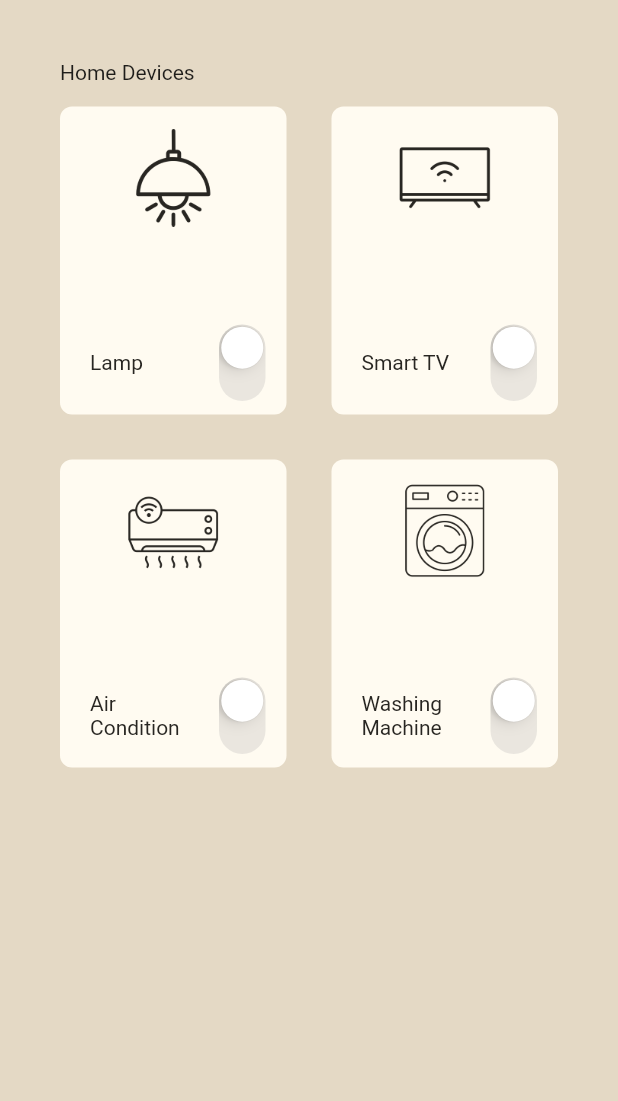
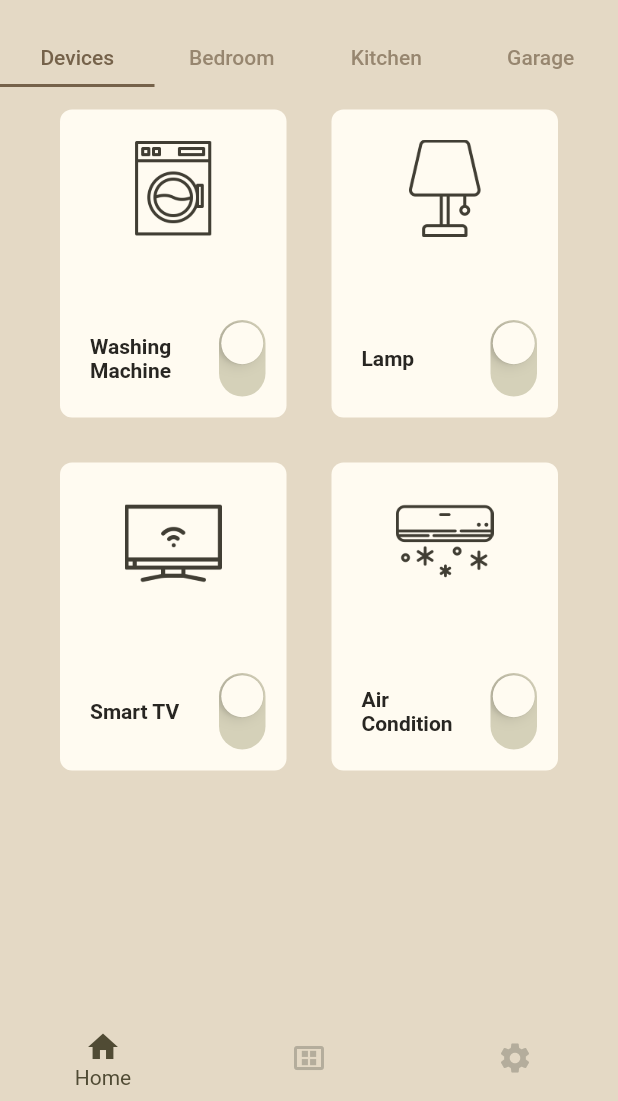
Before and after one commit to Tasneem-Zaareer/one_press_app, a Flutter app: the screen it shows after launch, on a phone screen of 412 x 824 dp, the part 135-1236 px from its top. Run offline on Flutter 3.47's test engine with Material 2 defaults, Android fonts, the phone set to English and light mode, and no system bars; our stand-ins replace get.

Commit message:
add bottom navigation bar

```diff
--- /dev/null
+++ b/lib/features/bottom_navigation_bar/presentation/views/nav_bar_view.dart
@@ -0,0 +1,76 @@
+import 'package:flutter/material.dart';
+
+import '../../../home/presentation/views/home_view.dart';
+
+class BottomNavBar extends StatefulWidget {
+  const BottomNavBar({super.key});
+
+  @override
+  State<BottomNavBar> createState() => _BottomNavBarState();
+}
+
+class _BottomNavBarState extends State<BottomNavBar> {
+  List<Widget> pages = [
+    const HomeView(),
+    const Center(
+      child: Text('hi'),
+    ),
+    const Center(
+      child: Text('hello'),
+    ),
+  ];
+
+  int selectedPageIndex = 0;
+
+  void selectedPage(index) {
+    setState(() {
+      selectedPageIndex = index;
+    });
+  }
+
+  @override
+  Widget build(BuildContext context) {
+    return Scaffold(
+      bottomNavigationBar: Container(
+        // height: 75,
+        // decoration: const BoxDecoration(
+        //   color: Color(0xff524e44),
+          // borderRadius: BorderRadius.only(
+          //   topLeft: Radius.circular(20),
+          //   topRight: Radius.circular(20),
+          // ),
+          //),
+
+         child: BottomNavigationBar(
+          currentIndex: selectedPageIndex,
+          onTap: selectedPage,
+          selectedItemColor: const Color(0xff504b34),
+          unselectedItemColor: const Color(0xffb4ad9c),
+          showUnselectedLabels: false,
+          backgroundColor: const Color(0xffe4d9c5),
+          // backgroundColor: Colors.transparent,
+          elevation: 0,
+          // selectedFontSize: 16,
+          items: const [
+            BottomNavigationBarItem(
+              icon: Icon(
+                Icons.home,
+              ),
+              label: 'Home',
+            ),
+            BottomNavigationBarItem(
+              icon: Icon(Icons.view_cozy_outlined),
+              label: 'Rooms',
+            ),
+            BottomNavigationBarItem(
+              backgroundColor: Colors.red,
+              icon: Icon(Icons.settings),
+              label: 'Setting',
+            ),
+          ],
+        ),
+      ),
+      body: pages[selectedPageIndex],
+    );
+  }
+}
--- /dev/null
+++ b/lib/features/home/presentation/views/device_view.dart
@@ -0,0 +1,16 @@
+import 'package:flutter/material.dart';
+
+class DeviceView extends StatelessWidget {
+  const DeviceView({super.key});
+
+  @override
+  Widget build(BuildContext context) {
+    return Scaffold(
+      body: Column(
+        children: [
+          Text('hi'),
+        ],
+      ),
+    );
+  }
+}
--- a/lib/features/home/presentation/views/home_view.dart
+++ b/lib/features/home/presentation/views/home_view.dart
@@ -1,78 +1,79 @@
 import 'package:flutter/material.dart';
-import 'package:home_controller_app/features/home/data/device_model.dart';
-import 'package:home_controller_app/features/home/presentation/views/widgets/device_box.dart';
+import 'package:home_controller_app/features/home/presentation/views/widgets/home_body.dart';
 import 'package:home_controller_app/features/home/presentation/views/widgets/my_icon.dart';
+import 'package:home_controller_app/features/home/presentation/views/widgets/tab_style.dart';
 
-class HomeView extends StatelessWidget {
+class HomeView extends StatelessWidget implements PreferredSizeWidget {
   const HomeView({super.key});
 
   @override
+  Size get preferredSize => const Size.fromHeight(110);
+
+  @override
   Widget build(BuildContext context) {
-    List<DeviceModel> devicesList = [
-      DeviceModel(
-        imagePath: 'assets/images/lamp.png',
-        deviceName: 'Lamp',
-        devicePowerOn: false,
-      ),
-      DeviceModel(
-        imagePath: 'assets/images/tv.png',
-        deviceName: 'Smart TV',
-        devicePowerOn: false,
-      ),
-      DeviceModel(
-        imagePath: 'assets/images/air-conditioner.png',
-        deviceName: 'Air Condition',
-        devicePowerOn: false,
-      ),
-      DeviceModel(
-        imagePath: 'assets/images/washing-machine.png',
-        deviceName: 'Washing Machine',
-        devicePowerOn: false,
-      ),
+    List<Widget> tabsList = [
+      const TabStyle(text: 'Devices'),
+      const TabStyle(text: 'Bedroom'),
+      const TabStyle(text: 'Kitchen'),
+      const TabStyle(text: 'Garage'),
     ];
-    return Scaffold(
-      backgroundColor: const Color(0xffe4d9c5),
-      body: SafeArea(
-        child: Column(
-          crossAxisAlignment: CrossAxisAlignment.start,
+    return DefaultTabController(
+      length: tabsList.length,
+      child: Scaffold(
+        appBar: AppBar(
+          toolbarHeight: 100,
+          leadingWidth: 600,
+          leading: const LeadingAppBar(),
+          elevation: 0,
+          backgroundColor: Colors.transparent,
+          bottom: TabBar(
+            labelColor: const Color(0xff75624a),
+            indicatorColor: const Color(0xff75624a),
+            tabs: tabsList,
+          ),
+        ),
+        backgroundColor: const Color(0xffe4d9c5),
+        body: const TabBarView(
           children: [
-            const Padding(
-              padding: EdgeInsets.symmetric(
-                horizontal: 40.0,
-                vertical: 40,
-              ),
-              child: Row(
-                mainAxisAlignment: MainAxisAlignment.spaceBetween,
-                children: [
-                  MyIcon(imagePath: 'assets/images/menu.png'),
-                  MyIcon(imagePath: 'assets/images/profile2.png'),
-                ],
-              ),
-            ),
-            const Padding(
-              padding: EdgeInsets.symmetric(horizontal: 40.0),
-              child: Column(
-                children: [
-                  Text('Home Devices'),
-                ],
-              ),
-            ),
-            Expanded(
-              child: GridView.builder(
-                padding: const EdgeInsets.symmetric(horizontal: 25),
-                itemCount: 4,
-                gridDelegate: const SliverGridDelegateWithFixedCrossAxisCount(
-                  crossAxisCount: 2,
-                  childAspectRatio: 1 / 1.3,
-                ),
-                itemBuilder: (context, index) => DeviceBox(
-                  device: devicesList[index],
-                ),
-              ),
-            ),
+            HomeBody(),
+            Center(child: Text('Bedroom')),
+            Center(child: Text('Kitchen')),
+            Center(child: Text('Garage')),
           ],
         ),
       ),
     );
   }
 }
+
+class LeadingAppBar extends StatelessWidget {
+  const LeadingAppBar({super.key});
+
+  @override
+  Widget build(BuildContext context) {
+    return const Column(
+      children: [
+        SizedBox(
+          height: 40,
+        ),
+        Row(
+          mainAxisAlignment: MainAxisAlignment.spaceBetween,
+          children: [
+            Row(
+              children: [
+                SizedBox(width: 40),
+                MyIcon(imagePath: 'assets/images/menu.png'),
+              ],
+            ),
+            Row(
+              children: [
+                MyIcon(imagePath: 'assets/images/profile2.png'),
+                SizedBox(width: 40),
+              ],
+            )
+          ],
+        ),
+      ],
+    );
+  }
+}
--- a/lib/features/home/presentation/views/widgets/device_box.dart
+++ b/lib/features/home/presentation/views/widgets/device_box.dart
@@ -1,7 +1,10 @@
 import 'dart:math';
 import 'package:flutter/material.dart';
 import 'package:flutter/cupertino.dart';
+import 'package:get/get.dart';
 import 'package:home_controller_app/features/home/data/device_model.dart';
+
+import '../device_view.dart';
 
 class DeviceBox extends StatefulWidget {
   const DeviceBox({super.key, required this.device});
@@ -15,55 +18,72 @@ class DeviceBox extends StatefulWidget {
 class _DeviceBoxState extends State<DeviceBox> {
   @override
   Widget build(BuildContext context) {
-    void powerSwitched() {
+    void powerSwitched(){
         setState(() {
-        if (widget.device.devicePowerOn == true) {
-          widget.device.devicePowerOn = false;
-        } else {
-          widget.device.devicePowerOn = true;
-        }
+          widget.device.devicePowerOn =! widget.device.devicePowerOn;
         });
     }
-
-    return Padding(
+    return GestureDetector(
+      onTap: (){Get.to(()=> const DeviceView());},
+      child: Padding(
         padding: const EdgeInsets.symmetric(horizontal: 15, vertical: 15),
         child: Container(
           decoration: BoxDecoration(
-           color:  widget.device.devicePowerOn? Color(0xff282622) : Color(0xfffffbf1),
+            color: widget.device.devicePowerOn
+                ? const Color(0xff282622)
+                : const Color(0xfffffbf1),
             borderRadius: BorderRadius.circular(8),
           ),
           child: Padding(
-          padding: const EdgeInsets.symmetric(vertical: 15.0),
+            padding: const EdgeInsets.symmetric(vertical: 20.0),
             child: Column(
               mainAxisAlignment: MainAxisAlignment.spaceBetween,
               children: [
                 Image.asset(
                   widget.device.imagePath,
                   height: 65,
-                color: widget.device.devicePowerOn? Colors.white : Color(0xff282622),
+                  color: widget.device.devicePowerOn
+                      ? Colors.white
+                      : const Color(0xff413e34),
                 ),
                 Row(
                   children: [
                     Expanded(
                       child: Padding(
                         padding: const EdgeInsets.only(left: 20.0),
-                      child: Text(widget.device.deviceName,style: TextStyle(
-                        color: widget.device.devicePowerOn ? Colors.white : Color(0xff282622)
-                      ),),
+                        child: Text(
+                          widget.device.deviceName,
+                          style: TextStyle(
+                            fontSize: 14,
+                            fontWeight: FontWeight.bold,
+                            color: widget.device.devicePowerOn
+                                ? Colors.white
+                                : const Color(0xff282622),
+                          ),
+                        ),
                       ),
                     ),
                     Transform.rotate(
                       angle: pi / 2,
                       child: CupertinoSwitch(
+                        thumbColor: widget.device.devicePowerOn
+                            ? const Color(0xfff7db4c)
+                            : const Color(0xfffffbf1),
+                        activeColor: const Color(0xff645d48),
+                        trackColor: const Color(0xffd5d1b9),
                         value: widget.device.devicePowerOn,
                         onChanged: (value) {
                           powerSwitched();
+                          //powerSwitched();
                         },
                       ),
-                  )
+                    ),
+
                   ],
                 ),
+                //Text('3 rooms - 8 devices'),
               ],
+            ),
           ),
         ),
       ),
--- /dev/null
+++ b/lib/features/home/presentation/views/widgets/home_body.dart
@@ -0,0 +1,61 @@
+import 'package:flutter/material.dart';
+import '../../../data/device_model.dart';
+import 'device_box.dart';
+
+class HomeBody extends StatelessWidget {
+  const HomeBody({super.key,});
+
+  @override
+  Widget build(BuildContext context) {
+    List<DeviceModel> devicesList = [
+      DeviceModel(
+        imagePath: 'assets/images/washing-machine.png',
+        deviceName: 'Washing Machine',
+        devicePowerOn: false,
+      ),
+      DeviceModel(
+        imagePath: 'assets/images/floor-lamp.png',
+        deviceName: 'Lamp',
+        devicePowerOn: false,
+      ),
+      DeviceModel(
+        imagePath: 'assets/images/tv.png',
+        deviceName: 'Smart TV',
+        devicePowerOn: false,
+      ),
+      DeviceModel(
+        imagePath: 'assets/images/air-conditioner.png',
+        deviceName: 'Air Condition',
+        devicePowerOn: false,
+      ),
+
+    ];
+
+    return Column(
+      crossAxisAlignment: CrossAxisAlignment.start,
+      children: [
+        // const Padding(
+        //   padding: EdgeInsets.symmetric(horizontal: 40.0),
+        //   child: Column(
+        //     children: [
+        //       Text('Home Devices'),
+        //     ],
+        //   ),
+        // ),
+        Expanded(
+          child: GridView.builder(
+            padding: const EdgeInsets.symmetric(horizontal: 25),
+            itemCount: 4,
+            gridDelegate: const SliverGridDelegateWithFixedCrossAxisCount(
+              crossAxisCount: 2,
+              childAspectRatio: 1 / 1.3,
+            ),
+            itemBuilder: (context, index) => DeviceBox(
+              device: devicesList[index],
+            ),
+          ),
+        ),
+      ],
+    );
+  }
+}
--- a/lib/features/home/presentation/views/widgets/my_icon.dart
+++ b/lib/features/home/presentation/views/widgets/my_icon.dart
@@ -22,6 +22,7 @@ class MyIcon extends StatelessWidget {
         imagePath,
         color: const Color(0xff2d2a26),
         height: 30,
+        width: 30,
       ),
     );
   }
--- /dev/null
+++ b/lib/features/home/presentation/views/widgets/tab_style.dart
@@ -0,0 +1,17 @@
+import 'package:flutter/material.dart';
+
+class TabStyle extends StatelessWidget {
+  const TabStyle({super.key, required this.text});
+
+  final String text;
+
+  @override
+  Widget build(BuildContext context) {
+    return Tab(
+      height: 35,
+      child: Text(
+        text,
+      ),
+    );
+  }
+}
--- a/lib/main.dart
+++ b/lib/main.dart
@@ -1,5 +1,7 @@
 import 'package:flutter/material.dart';
 import 'package:home_controller_app/features/home/presentation/views/home_view.dart';
+
+import 'features/bottom_navigation_bar/presentation/views/nav_bar_view.dart';
 
 void main() {
   runApp(const OnePressApp());
@@ -10,10 +12,14 @@ class OnePressApp extends StatelessWidget {
 
   @override
   Widget build(BuildContext context) {
-    return const MaterialApp(
+    return MaterialApp(
       title: 'One Press',
+      theme: ThemeData(
+        //primarySwatch: Colors.red,
+        //primaryColor: Colors.yellow,
+      ),
       debugShowCheckedModeBanner: false,
-      home: HomeView(),
+      home:  BottomNavBar(),
     );
   }
 }
--- a/pubspec.yaml
+++ b/pubspec.yaml
@@ -35,6 +35,8 @@ dependencies:
   # The following adds the Cupertino Icons font to your application.
   # Use with the CupertinoIcons class for iOS style icons.
   cupertino_icons: ^1.0.2
+  get: ^4.6.6
+  #flutter_bloc: ^8.1.3
 
 
 dev_dependencies:
```
Also changed, not shown: assets/images/air-conditioner.png, assets/images/floor-lamp.png (added), assets/images/tv.png, assets/images/washing-machine.png, pubspec.lock. Lines whose indentation alone changed are shown as unchanged.
